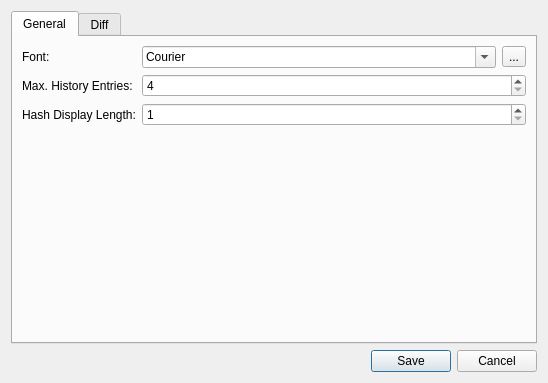
Above: src/dialogs/settingsdialog.ui from ballessay/quokkagit before the change. Below: the same form after it.
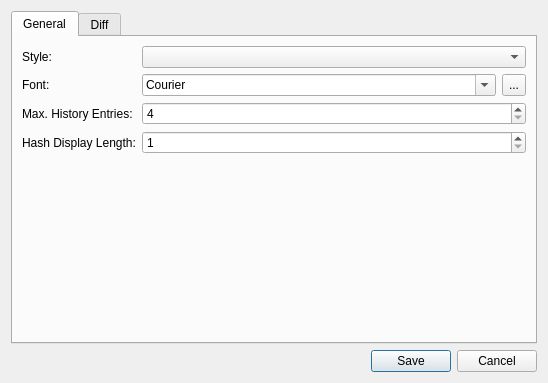
That is the form after the change.

Commit message: Make font and style configurable

Diff of the .ui file:
```diff
--- a/src/dialogs/settingsdialog.ui
+++ b/src/dialogs/settingsdialog.ui
@@ -24,14 +24,14 @@
        <string>General</string>
       </attribute>
       <layout class="QFormLayout" name="formLayout">
-       <item row="0" column="0">
+       <item row="1" column="0">
         <widget class="QLabel" name="label">
          <property name="text">
           <string>Font:</string>
          </property>
         </widget>
        </item>
-       <item row="0" column="1">
+       <item row="1" column="1">
         <layout class="QHBoxLayout" name="horizontalLayout_2">
          <item>
           <widget class="QFontComboBox" name="fontComboBox">
@@ -45,6 +45,18 @@
          </item>
          <item>
           <widget class="QToolButton" name="fontToolButton">
+           <property name="sizePolicy">
+            <sizepolicy hsizetype="Maximum" vsizetype="Maximum">
+             <horstretch>0</horstretch>
+             <verstretch>0</verstretch>
+            </sizepolicy>
+           </property>
+           <property name="maximumSize">
+            <size>
+             <width>24</width>
+             <height>24</height>
+            </size>
+           </property>
            <property name="text">
             <string>...</string>
            </property>
@@ -52,21 +64,21 @@
          </item>
         </layout>
        </item>
-       <item row="1" column="0">
+       <item row="2" column="0">
         <widget class="QLabel" name="label_4">
          <property name="text">
           <string>Max. History Entries:</string>
          </property>
         </widget>
        </item>
-       <item row="2" column="0">
+       <item row="3" column="0">
         <widget class="QLabel" name="label_5">
          <property name="text">
           <string>Hash Display Length:</string>
          </property>
         </widget>
        </item>
-       <item row="1" column="1">
+       <item row="2" column="1">
         <widget class="QSpinBox" name="maxHistroySpinBox">
          <property name="minimum">
           <number>4</number>
@@ -76,7 +88,7 @@
          </property>
         </widget>
        </item>
-       <item row="2" column="1">
+       <item row="3" column="1">
         <widget class="QSpinBox" name="hashLengthSpinBox">
          <property name="minimum">
           <number>1</number>
@@ -86,6 +98,16 @@
          </property>
         </widget>
        </item>
+       <item row="0" column="0">
+        <widget class="QLabel" name="label_6">
+         <property name="text">
+          <string>Style:</string>
+         </property>
+        </widget>
+       </item>
+       <item row="0" column="1">
+        <widget class="QComboBox" name="styleComboBox"/>
+       </item>
       </layout>
      </widget>
      <widget class="QWidget" name="tab_2">
```
The commit also changes 8 other files.
